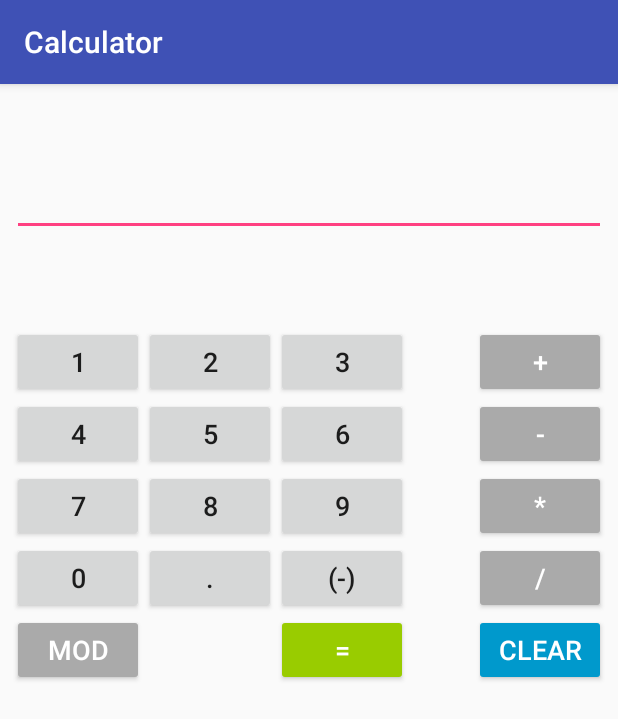
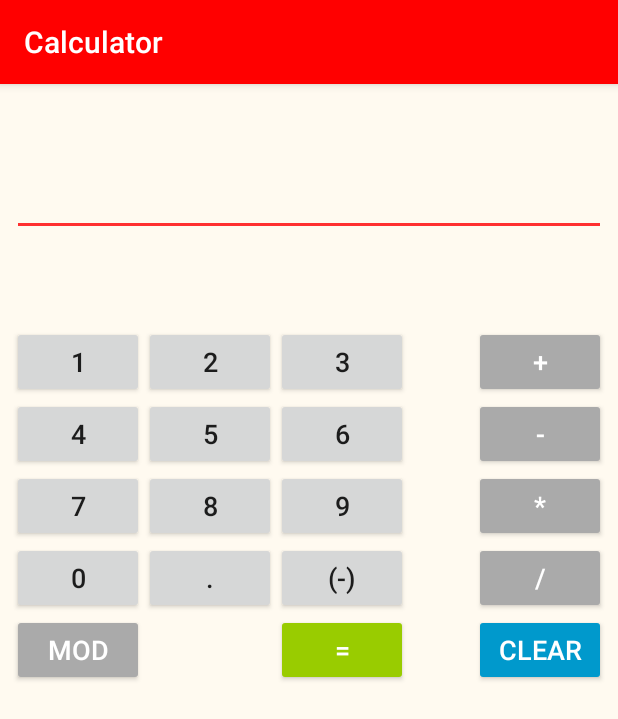
Before and after one commit to Master-Chaos/2018-09-24_Calculator, an Android app: the screen it shows after launch (MainActivity), on a phone screen of 412 x 824 dp. Shown: the top 719 px of the screen. Run offline under Robolectric (Android 15) with nearby library versions, the phone set to English and light mode, and no system bars.

Commit message:
Version 1.2
- change design and color
- add a icon for app

Note: ToDo fix negative modulo and negative sign bugs

```diff
--- a/app/build.gradle
+++ b/app/build.gradle
@@ -7,7 +7,7 @@ android {
         minSdkVersion 14
         targetSdkVersion 28
         versionCode 1
-        versionName "1.0"
+        versionName "1.2"
         testInstrumentationRunner "android.support.test.runner.AndroidJUnitRunner"
     }
     buildTypes {
--- a/app/src/main/AndroidManifest.xml
+++ b/app/src/main/AndroidManifest.xml
@@ -9,7 +9,8 @@
         android:roundIcon="@mipmap/ic_launcher_round"
         android:supportsRtl="true"
         android:theme="@style/AppTheme">
-        <activity android:name=".MainActivity">
+        <activity android:name=".MainActivity"
+            android:theme="@style/AppTheme">
             <intent-filter>
                 <action android:name="android.intent.action.MAIN" />
 
--- a/app/src/main/res/layout/activity_main.xml
+++ b/app/src/main/res/layout/activity_main.xml
@@ -4,6 +4,7 @@
     xmlns:tools="http://schemas.android.com/tools"
     android:layout_width="match_parent"
     android:layout_height="match_parent"
+    android:background="@color/colorFloralWhite"
     tools:context="at.ac.fhstp.calculator.MainActivity"
     tools:layout_editor_absoluteY="25dp">
 
@@ -37,7 +38,7 @@
             android:layout_alignParentStart="true"
             android:layout_below="@+id/edText1"
             android:layout_marginTop="60dp"
-            android:onClick="onClick"
+
             android:text="1"
             android:textSize="18sp" />
 
--- a/app/src/main/res/values/colors.xml
+++ b/app/src/main/res/values/colors.xml
@@ -3,4 +3,8 @@
     <color name="colorPrimary">#3F51B5</color>
     <color name="colorPrimaryDark">#303F9F</color>
     <color name="colorAccent">#FF4081</color>
+    <color name="colorRed">#FF0000</color>
+    <color name="colorFirebrick1">#FF3030</color>
+    <color name="colorFloralWhite">#FFFAF0</color>
+    <color name="colorbrown1">#FF4040</color>
 </resources>
--- a/app/src/main/res/values/styles.xml
+++ b/app/src/main/res/values/styles.xml
@@ -3,9 +3,9 @@
     <!-- Base application theme. -->
     <style name="AppTheme" parent="Base.Theme.AppCompat.Light.DarkActionBar">
         <!-- Customize your theme here. -->
-        <item name="colorPrimary">@color/colorPrimary</item>
-        <item name="colorPrimaryDark">@color/colorPrimaryDark</item>
-        <item name="colorAccent">@color/colorAccent</item>
+        <item name="colorPrimary">@color/colorRed</item>
+        <item name="colorPrimaryDark">@color/colorbrown1</item>
+        <item name="colorAccent">@color/colorFirebrick1</item>
     </style>
 
 </resources>
```
Also changed, not shown: app/src/main/res/mipmap-hdpi/ic_launcher.png, app/src/main/res/mipmap-mdpi/ic_launcher.png, app/src/main/res/mipmap-xhdpi/ic_launcher.png, app/src/main/res/mipmap-xxhdpi/ic_launcher.png, app/src/main/res/mipmap-xxxhdpi/ic_launcher.png.
